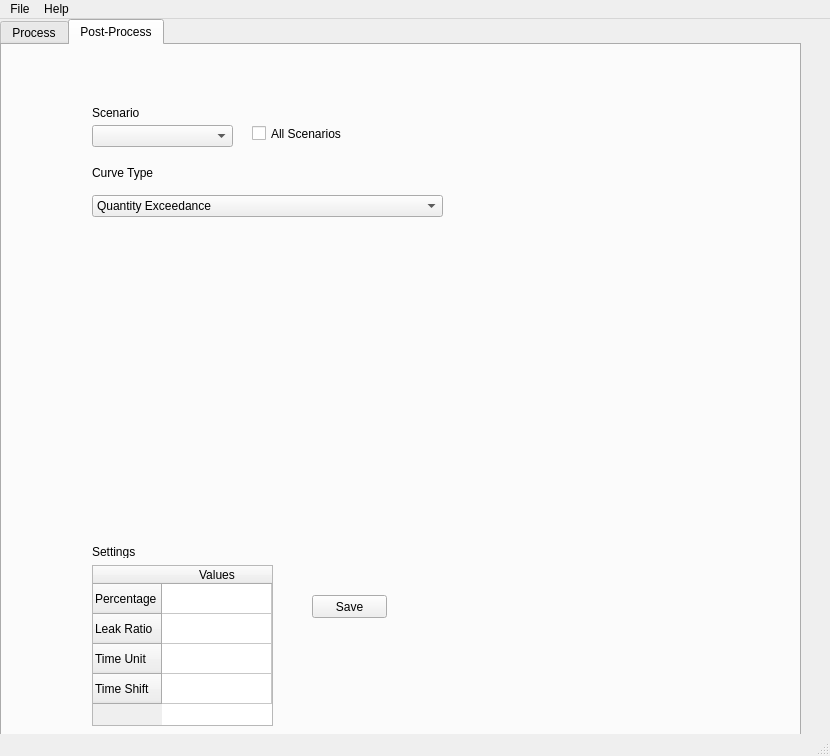
snaeimi/REWET, file GUI/Opening.ui: the form before one commit.
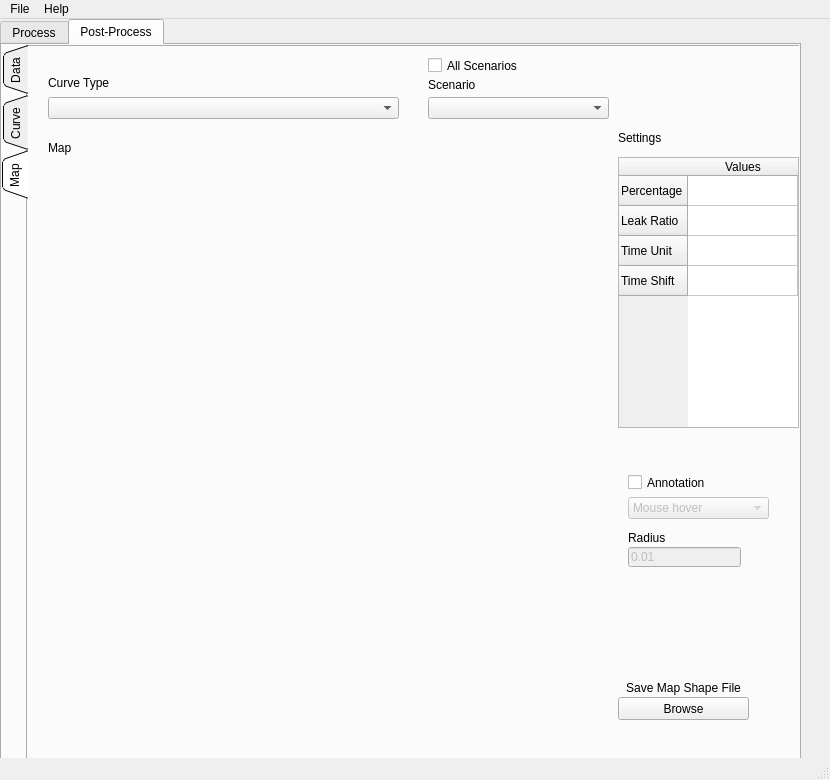
The form after the commit. Custom widgets are drawn as their Qt base class.

Commit message: GUI updated. Mostly on the output section

```diff
--- a/GUI/Opening.ui
+++ b/GUI/Opening.ui
@@ -7,7 +7,7 @@
     <x>0</x>
     <y>0</y>
     <width>830</width>
-    <height>756</height>
+    <height>780</height>
    </rect>
   </property>
   <property name="windowTitle">
@@ -20,7 +20,7 @@
       <x>0</x>
       <y>0</y>
       <width>801</width>
-      <height>731</height>
+      <height>741</height>
      </rect>
     </property>
     <property name="currentIndex">
@@ -35,8 +35,8 @@
        <rect>
         <x>0</x>
         <y>0</y>
-        <width>741</width>
-        <height>671</height>
+        <width>811</width>
+        <height>681</height>
        </rect>
       </property>
       <property name="font">
@@ -49,8 +49,11 @@
       <property name="tabPosition">
        <enum>QTabWidget::West</enum>
       </property>
+      <property name="tabShape">
+       <enum>QTabWidget::Triangular</enum>
+      </property>
       <property name="currentIndex">
-       <number>0</number>
+       <number>1</number>
       </property>
       <property name="iconSize">
        <size>
@@ -1695,183 +1698,681 @@
         </property>
        </widget>
       </widget>
-      <widget class="QWidget" name="result_tab">
-       <attribute name="title">
-        <string>Result</string>
-       </attribute>
-      </widget>
      </widget>
     </widget>
     <widget class="QWidget" name="post_process">
      <attribute name="title">
       <string>Post-Process</string>
      </attribute>
-     <widget class="QLabel" name="label_24">
+     <widget class="QTabWidget" name="results_tabs_widget">
       <property name="geometry">
        <rect>
-        <x>90</x>
-        <y>120</y>
-        <width>81</width>
-        <height>16</height>
+        <x>0</x>
+        <y>0</y>
+        <width>801</width>
+        <height>721</height>
        </rect>
       </property>
-      <property name="text">
-       <string>Curve Type</string>
+      <property name="font">
+       <font>
+        <pointsize>9</pointsize>
+       </font>
       </property>
-     </widget>
-     <widget class="QTableWidget" name="tableWidget">
-      <property name="geometry">
-       <rect>
-        <x>90</x>
-        <y>520</y>
-        <width>181</width>
-        <height>161</height>
-       </rect>
+      <property name="tabPosition">
+       <enum>QTabWidget::West</enum>
       </property>
-      <property name="selectionMode">
-       <enum>QAbstractItemView::NoSelection</enum>
+      <property name="tabShape">
+       <enum>QTabWidget::Triangular</enum>
       </property>
-      <property name="selectionBehavior">
-       <enum>QAbstractItemView::SelectItems</enum>
+      <property name="currentIndex">
+       <number>2</number>
       </property>
-      <attribute name="horizontalHeaderStretchLastSection">
-       <bool>true</bool>
-      </attribute>
-      <row>
-       <property name="text">
-        <string>Percentage</string>
-       </property>
-      </row>
-      <row>
-       <property name="text">
-        <string>Leak Ratio</string>
-       </property>
-      </row>
-      <row>
-       <property name="text">
-        <string>Time Unit</string>
-       </property>
-      </row>
-      <row>
-       <property name="text">
-        <string>Time Shift</string>
-       </property>
-      </row>
-      <column>
-       <property name="text">
-        <string>Values</string>
-       </property>
-      </column>
-      <item row="0" column="0">
-       <property name="text">
-        <string/>
-       </property>
-      </item>
-      <item row="2" column="0">
-       <property name="text">
-        <string/>
-       </property>
-      </item>
-      <item row="3" column="0">
-       <property name="text">
-        <string/>
-       </property>
-      </item>
-     </widget>
-     <widget class="QCheckBox" name="all_scenarios_checkbox">
-      <property name="geometry">
-       <rect>
-        <x>250</x>
-        <y>80</y>
-        <width>121</width>
-        <height>17</height>
-       </rect>
-      </property>
-      <property name="text">
-       <string>All Scenarios</string>
-      </property>
-      <property name="checked">
-       <bool>false</bool>
-      </property>
-     </widget>
-     <widget class="MplWidget" name="mpl_curve" native="true">
-      <property name="geometry">
-       <rect>
-        <x>90</x>
-        <y>190</y>
-        <width>531</width>
-        <height>291</height>
-       </rect>
-      </property>
-     </widget>
-     <widget class="QComboBox" name="curve_type_combo">
-      <property name="geometry">
-       <rect>
-        <x>90</x>
-        <y>150</y>
-        <width>351</width>
-        <height>22</height>
-       </rect>
-      </property>
-      <item>
-       <property name="text">
-        <string>Quantity Exceedance</string>
-       </property>
-      </item>
-      <item>
-       <property name="text">
-        <string>Delivery Exceedance</string>
-       </property>
-      </item>
-     </widget>
-     <widget class="QLabel" name="label_23">
-      <property name="geometry">
-       <rect>
-        <x>90</x>
-        <y>500</y>
-        <width>47</width>
-        <height>13</height>
-       </rect>
-      </property>
-      <property name="text">
-       <string>Settings</string>
-      </property>
-     </widget>
-     <widget class="QLabel" name="label_25">
-      <property name="geometry">
-       <rect>
-        <x>90</x>
-        <y>60</y>
-        <width>81</width>
-        <height>16</height>
-       </rect>
-      </property>
-      <property name="text">
-       <string>Scenario</string>
-      </property>
-     </widget>
-     <widget class="QComboBox" name="scenario_combo">
-      <property name="geometry">
-       <rect>
-        <x>90</x>
-        <y>80</y>
-        <width>141</width>
-        <height>22</height>
-       </rect>
-      </property>
-     </widget>
-     <widget class="QPushButton" name="save_curve_button">
-      <property name="geometry">
-       <rect>
-        <x>310</x>
-        <y>550</y>
-        <width>75</width>
-        <height>23</height>
-       </rect>
-      </property>
-      <property name="text">
-       <string>Save</string>
-      </property>
+      <widget class="QWidget" name="data_tab">
+       <attribute name="title">
+        <string>Data</string>
+       </attribute>
+       <widget class="QTableWidget" name="result_file_status_table">
+        <property name="enabled">
+         <bool>true</bool>
+        </property>
+        <property name="geometry">
+         <rect>
+          <x>130</x>
+          <y>70</y>
+          <width>331</width>
+          <height>421</height>
+         </rect>
+        </property>
+        <property name="selectionMode">
+         <enum>QAbstractItemView::NoSelection</enum>
+        </property>
+        <attribute name="horizontalHeaderDefaultSectionSize">
+         <number>200</number>
+        </attribute>
+        <attribute name="horizontalHeaderStretchLastSection">
+         <bool>false</bool>
+        </attribute>
+        <column>
+         <property name="text">
+          <string>Scenario Name</string>
+         </property>
+        </column>
+        <column>
+         <property name="text">
+          <string>Status</string>
+         </property>
+        </column>
+       </widget>
+       <widget class="QPushButton" name="load_results_button">
+        <property name="geometry">
+         <rect>
+          <x>130</x>
+          <y>30</y>
+          <width>91</width>
+          <height>23</height>
+         </rect>
+        </property>
+        <property name="text">
+         <string>Load</string>
+        </property>
+       </widget>
+       <widget class="QLabel" name="label_27">
+        <property name="geometry">
+         <rect>
+          <x>30</x>
+          <y>30</y>
+          <width>101</width>
+          <height>16</height>
+         </rect>
+        </property>
+        <property name="font">
+         <font>
+          <pointsize>8</pointsize>
+          <weight>75</weight>
+          <bold>true</bold>
+         </font>
+        </property>
+        <property name="text">
+         <string>Load Result Files</string>
+        </property>
+       </widget>
+       <widget class="QCheckBox" name="read_files_check_box">
+        <property name="geometry">
+         <rect>
+          <x>250</x>
+          <y>30</y>
+          <width>121</width>
+          <height>17</height>
+         </rect>
+        </property>
+        <property name="text">
+         <string>Read Files</string>
+        </property>
+        <property name="checked">
+         <bool>true</bool>
+        </property>
+       </widget>
+       <widget class="QPushButton" name="population_browser_button">
+        <property name="geometry">
+         <rect>
+          <x>470</x>
+          <y>550</y>
+          <width>91</width>
+          <height>23</height>
+         </rect>
+        </property>
+        <property name="text">
+         <string>Browse</string>
+        </property>
+       </widget>
+       <widget class="QLabel" name="label_28">
+        <property name="geometry">
+         <rect>
+          <x>130</x>
+          <y>530</y>
+          <width>141</width>
+          <height>16</height>
+         </rect>
+        </property>
+        <property name="font">
+         <font>
+          <pointsize>8</pointsize>
+          <weight>75</weight>
+          <bold>true</bold>
+         </font>
+        </property>
+        <property name="text">
+         <string>Population Data</string>
+        </property>
+       </widget>
+       <widget class="QLineEdit" name="population_addr_line">
+        <property name="geometry">
+         <rect>
+          <x>130</x>
+          <y>550</y>
+          <width>331</width>
+          <height>20</height>
+         </rect>
+        </property>
+        <property name="readOnly">
+         <bool>true</bool>
+        </property>
+       </widget>
+       <widget class="QComboBox" name="population_node_ID_header_combo">
+        <property name="geometry">
+         <rect>
+          <x>130</x>
+          <y>600</y>
+          <width>111</width>
+          <height>22</height>
+         </rect>
+        </property>
+       </widget>
+       <widget class="QComboBox" name="population_population_header_combo">
+        <property name="geometry">
+         <rect>
+          <x>250</x>
+          <y>600</y>
+          <width>111</width>
+          <height>22</height>
+         </rect>
+        </property>
+       </widget>
+       <widget class="QPushButton" name="population_load_button">
+        <property name="geometry">
+         <rect>
+          <x>470</x>
+          <y>600</y>
+          <width>91</width>
+          <height>23</height>
+         </rect>
+        </property>
+        <property name="text">
+         <string>Load</string>
+        </property>
+       </widget>
+       <widget class="QLabel" name="label_33">
+        <property name="geometry">
+         <rect>
+          <x>130</x>
+          <y>580</y>
+          <width>101</width>
+          <height>16</height>
+         </rect>
+        </property>
+        <property name="font">
+         <font>
+          <pointsize>8</pointsize>
+          <weight>50</weight>
+          <bold>false</bold>
+         </font>
+        </property>
+        <property name="text">
+         <string>Node ID Header</string>
+        </property>
+       </widget>
+       <widget class="QLabel" name="label_34">
+        <property name="geometry">
+         <rect>
+          <x>250</x>
+          <y>580</y>
+          <width>101</width>
+          <height>16</height>
+         </rect>
+        </property>
+        <property name="font">
+         <font>
+          <pointsize>8</pointsize>
+          <weight>50</weight>
+          <bold>false</bold>
+         </font>
+        </property>
+        <property name="text">
+         <string>Population Header</string>
+        </property>
+       </widget>
+      </widget>
+      <widget class="QWidget" name="curve_tab">
+       <attribute name="title">
+        <string>Curve</string>
+       </attribute>
+       <widget class="QComboBox" name="curve_type_combo">
+        <property name="geometry">
+         <rect>
+          <x>30</x>
+          <y>80</y>
+          <width>351</width>
+          <height>22</height>
+         </rect>
+        </property>
+        <item>
+         <property name="text">
+          <string>Quantity Exceedance</string>
+         </property>
+        </item>
+        <item>
+         <property name="text">
+          <string>Delivery Exceedance</string>
+         </property>
+        </item>
+       </widget>
+       <widget class="QCheckBox" name="all_scenarios_checkbox">
+        <property name="geometry">
+         <rect>
+          <x>190</x>
+          <y>30</y>
+          <width>121</width>
+          <height>17</height>
+         </rect>
+        </property>
+        <property name="text">
+         <string>All Scenarios</string>
+        </property>
+        <property name="checked">
+         <bool>false</bool>
+        </property>
+       </widget>
+       <widget class="QLabel" name="label_23">
+        <property name="geometry">
+         <rect>
+          <x>30</x>
+          <y>412</y>
+          <width>47</width>
+          <height>21</height>
+         </rect>
+        </property>
+        <property name="text">
+         <string>Settings</string>
+        </property>
+       </widget>
+       <widget class="QPushButton" name="save_curve_button">
+        <property name="geometry">
+         <rect>
+          <x>380</x>
+          <y>440</y>
+          <width>91</width>
+          <height>23</height>
+         </rect>
+        </property>
+        <property name="text">
+         <string>Browse</string>
+        </property>
+       </widget>
+       <widget class="QTableWidget" name="curve_settings_table">
+        <property name="geometry">
+         <rect>
+          <x>30</x>
+          <y>440</y>
+          <width>231</width>
+          <height>271</height>
+         </rect>
+        </property>
+        <property name="selectionMode">
+         <enum>QAbstractItemView::NoSelection</enum>
+        </property>
+        <property name="selectionBehavior">
+         <enum>QAbstractItemView::SelectItems</enum>
+        </property>
+        <attribute name="horizontalHeaderStretchLastSection">
+         <bool>true</bool>
+        </attribute>
+        <row>
+         <property name="text">
+          <string>Percentage</string>
+         </property>
+        </row>
+        <row>
+         <property name="text">
+          <string>Leak Ratio</string>
+         </property>
+        </row>
+        <row>
+         <property name="text">
+          <string>Time Unit</string>
+         </property>
+        </row>
+        <row>
+         <property name="text">
+          <string>Time Shift</string>
+         </property>
+        </row>
+        <column>
+         <property name="text">
+          <string>Values</string>
+         </property>
+        </column>
+        <item row="0" column="0">
+         <property name="text">
+          <string/>
+         </property>
+        </item>
+        <item row="2" column="0">
+         <property name="text">
+          <string/>
+         </property>
+        </item>
+        <item row="3" column="0">
+         <property name="text">
+          <string/>
+         </property>
+        </item>
+       </widget>
+       <widget class="QComboBox" name="scenario_combo">
+        <property name="geometry">
+         <rect>
+          <x>30</x>
+          <y>30</y>
+          <width>141</width>
+          <height>22</height>
+         </rect>
+        </property>
+       </widget>
+       <widget class="MplWidget" name="mpl_curve" native="true">
+        <property name="geometry">
+         <rect>
+          <x>30</x>
+          <y>110</y>
+          <width>531</width>
+          <height>291</height>
+         </rect>
+        </property>
+       </widget>
+       <widget class="QLabel" name="label_25">
+        <property name="geometry">
+         <rect>
+          <x>30</x>
+          <y>10</y>
+          <width>81</width>
+          <height>16</height>
+         </rect>
+        </property>
+        <property name="text">
+         <string>Scenario</string>
+        </property>
+       </widget>
+       <widget class="QLabel" name="label_26">
+        <property name="geometry">
+         <rect>
+          <x>30</x>
+          <y>55</y>
+          <width>81</width>
+          <height>21</height>
+         </rect>
+        </property>
+        <property name="text">
+         <string>Curve Type</string>
+        </property>
+       </widget>
+       <widget class="QLabel" name="label_24">
+        <property name="geometry">
+         <rect>
+          <x>380</x>
+          <y>420</y>
+          <width>101</width>
+          <height>21</height>
+         </rect>
+        </property>
+        <property name="text">
+         <string>Save Curve Data</string>
+        </property>
+       </widget>
+      </widget>
+      <widget class="QWidget" name="tab">
+       <attribute name="title">
+        <string>Map</string>
+       </attribute>
+       <widget class="MplWidget" name="mpl_map" native="true">
+        <property name="geometry">
+         <rect>
+          <x>20</x>
+          <y>110</y>
+          <width>560</width>
+          <height>560</height>
+         </rect>
+        </property>
+       </widget>
+       <widget class="QLabel" name="label_35">
+        <property name="geometry">
+         <rect>
+          <x>20</x>
+          <y>25</y>
+          <width>81</width>
+          <height>21</height>
+         </rect>
+        </property>
+        <property name="text">
+         <string>Curve Type</string>
+        </property>
+       </widget>
+       <widget class="QComboBox" name="map_type_combo">
+        <property name="geometry">
+         <rect>
+          <x>20</x>
+          <y>50</y>
+          <width>351</width>
+          <height>22</height>
+         </rect>
+        </property>
+       </widget>
+       <widget class="QTableWidget" name="map_settings_table">
+        <property name="geometry">
+         <rect>
+          <x>590</x>
+          <y>110</y>
+          <width>181</width>
+          <height>271</height>
+         </rect>
+        </property>
+        <property name="selectionMode">
+         <enum>QAbstractItemView::NoSelection</enum>
+        </property>
+        <property name="selectionBehavior">
+         <enum>QAbstractItemView::SelectItems</enum>
+        </property>
+        <attribute name="horizontalHeaderStretchLastSection">
+         <bool>true</bool>
+        </attribute>
+        <row>
+         <property name="text">
+          <string>Percentage</string>
+         </property>
+        </row>
+        <row>
+         <property name="text">
+          <string>Leak Ratio</string>
+         </property>
+        </row>
+        <row>
+         <property name="text">
+          <string>Time Unit</string>
+         </property>
+        </row>
+        <row>
+         <property name="text">
+          <string>Time Shift</string>
+         </property>
+        </row>
+        <column>
+         <property name="text">
+          <string>Values</string>
+         </property>
+        </column>
+        <item row="0" column="0">
+         <property name="text">
+          <string/>
+         </property>
+        </item>
+        <item row="2" column="0">
+         <property name="text">
+          <string/>
+         </property>
+        </item>
+        <item row="3" column="0">
+         <property name="text">
+          <string/>
+         </property>
+        </item>
+       </widget>
+       <widget class="QLabel" name="label_36">
+        <property name="geometry">
+         <rect>
+          <x>590</x>
+          <y>80</y>
+          <width>47</width>
+          <height>21</height>
+         </rect>
+        </property>
+        <property name="text">
+         <string>Settings</string>
+        </property>
+       </widget>
+       <widget class="QLabel" name="label_37">
+        <property name="geometry">
+         <rect>
+          <x>20</x>
+          <y>90</y>
+          <width>81</width>
+          <height>21</height>
+         </rect>
+        </property>
+        <property name="text">
+         <string>Map</string>
+        </property>
+       </widget>
+       <widget class="QPushButton" name="save_map_button">
+        <property name="geometry">
+         <rect>
+          <x>590</x>
+          <y>650</y>
+          <width>131</width>
+          <height>23</height>
+         </rect>
+        </property>
+        <property name="text">
+         <string>Browse</string>
+        </property>
+       </widget>
+       <widget class="QLabel" name="label_38">
+        <property name="geometry">
+         <rect>
+          <x>590</x>
+          <y>630</y>
+          <width>131</width>
+          <height>21</height>
+         </rect>
+        </property>
+        <property name="text">
+         <string>Save Map Shape File</string>
+        </property>
+        <property name="alignment">
+         <set>Qt::AlignCenter</set>
+        </property>
+       </widget>
+       <widget class="QCheckBox" name="annotation_checkbox">
+        <property name="geometry">
+         <rect>
+          <x>600</x>
+          <y>420</y>
+          <width>91</width>
+          <height>31</height>
+         </rect>
+        </property>
+        <property name="text">
+         <string>Annotation</string>
+        </property>
+       </widget>
+       <widget class="QComboBox" name="annotation_event_combo">
+        <property name="enabled">
+         <bool>false</bool>
+        </property>
+        <property name="geometry">
+         <rect>
+          <x>600</x>
+          <y>450</y>
+          <width>141</width>
+          <height>22</height>
+         </rect>
+        </property>
+        <item>
+         <property name="text">
+          <string>Mouse hover</string>
+         </property>
+        </item>
+        <item>
+         <property name="text">
+          <string>Mouse click</string>
+         </property>
+        </item>
+       </widget>
+       <widget class="QLabel" name="label_39">
+        <property name="geometry">
+         <rect>
+          <x>400</x>
+          <y>30</y>
+          <width>81</width>
+          <height>16</height>
+         </rect>
+        </property>
+        <property name="text">
+         <string>Scenario</string>
+        </property>
+       </widget>
+       <widget class="QCheckBox" name="map_all_scenarios_checkbox">
+        <property name="geometry">
+         <rect>
+          <x>400</x>
+          <y>10</y>
+          <width>121</width>
+          <height>17</height>
+         </rect>
+        </property>
+        <property name="text">
+         <string>All Scenarios</string>
+        </property>
+        <property name="checked">
+         <bool>false</bool>
+        </property>
+       </widget>
+       <widget class="QComboBox" name="map_scenario_combo">
+        <property name="geometry">
+         <rect>
+          <x>400</x>
+          <y>50</y>
+          <width>181</width>
+          <height>22</height>
+         </rect>
+        </property>
+       </widget>
+       <widget class="QLineEdit" name="annotation_radius_line">
+        <property name="enabled">
+         <bool>false</bool>
+        </property>
+        <property name="geometry">
+         <rect>
+          <x>600</x>
+          <y>500</y>
+          <width>113</width>
+          <height>20</height>
+         </rect>
+        </property>
+        <property name="text">
+         <string>0.01</string>
+        </property>
+       </widget>
+       <widget class="QLabel" name="label_40">
+        <property name="geometry">
+         <rect>
+          <x>600</x>
+          <y>480</y>
+          <width>81</width>
+          <height>21</height>
+         </rect>
+        </property>
+        <property name="text">
+         <string>Radius</string>
+        </property>
+       </widget>
+      </widget>
      </widget>
     </widget>
    </widget>
```
The commit also changes 7 other files.
